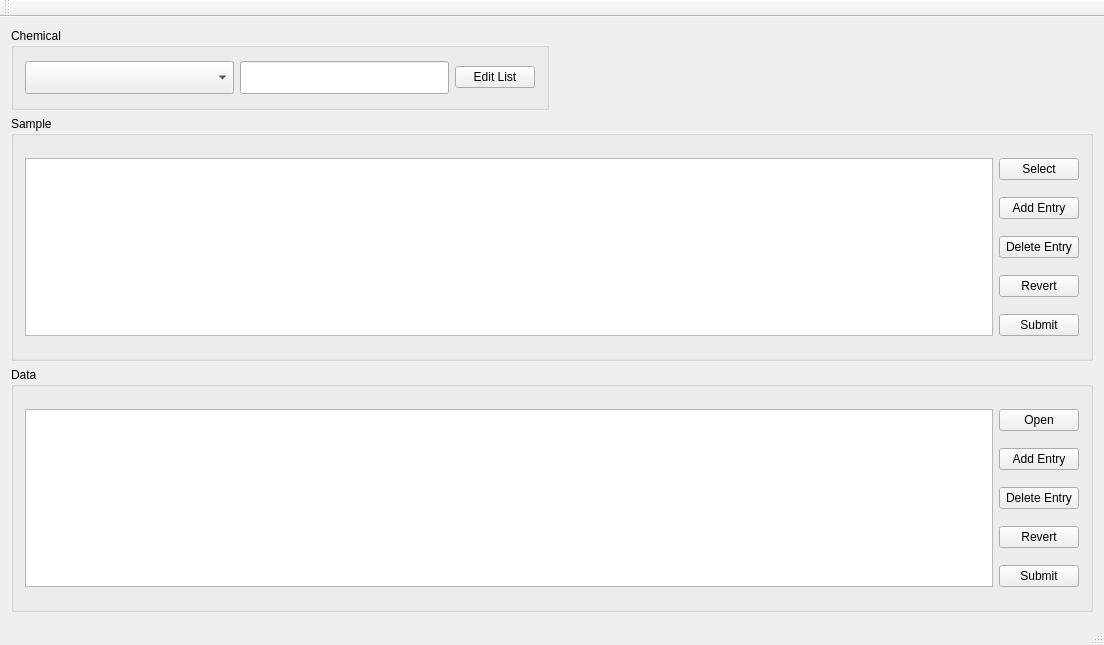
Old version of the form mainwindow.ui in the repository TripletESR/SampleDatabase.
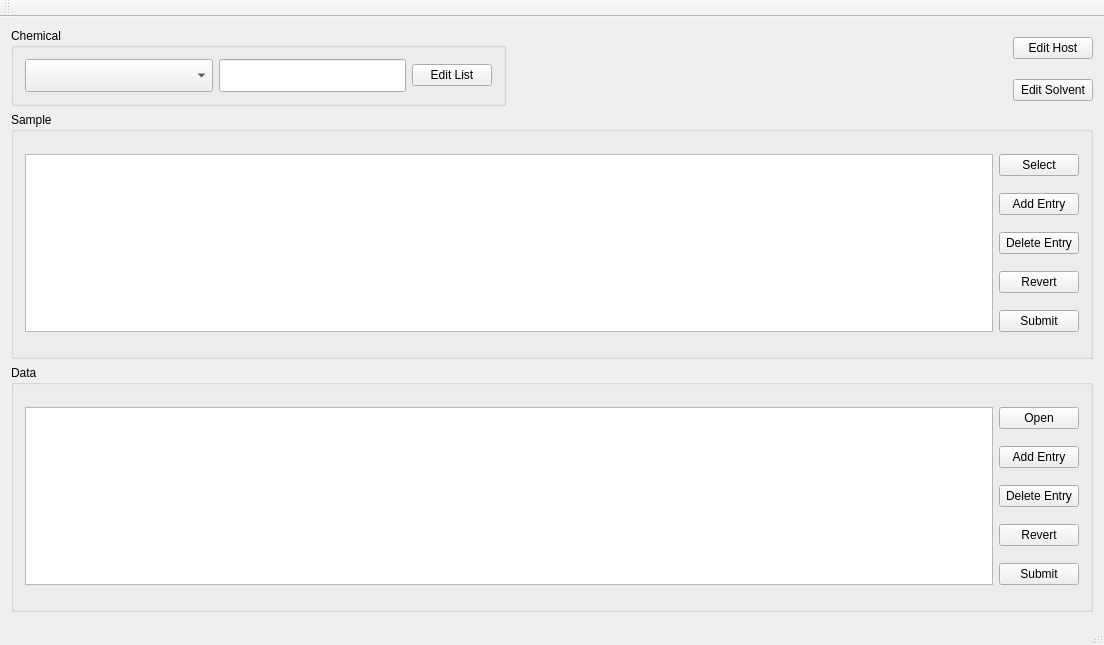
New version of the form.

Commit message:
added Edit Host and Solent List
When Chemical, Host, Solvent lists are updated, repopulate the TableView

```diff
--- a/mainwindow.ui
+++ b/mainwindow.ui
@@ -14,68 +14,49 @@
    <string>Sample Database</string>
   </property>
   <widget class="QWidget" name="centralWidget">
-   <layout class="QGridLayout" name="gridLayout" rowstretch="1,1,6,6" columnstretch="1,1" columnminimumwidth="250,0">
-    <item row="1" column="1">
-     <spacer name="horizontalSpacer">
-      <property name="orientation">
-       <enum>Qt::Horizontal</enum>
-      </property>
-      <property name="sizeHint" stdset="0">
-       <size>
-        <width>40</width>
-        <height>20</height>
-       </size>
-      </property>
-     </spacer>
-    </item>
-    <item row="3" column="0" colspan="2">
-     <widget class="QGroupBox" name="groupBox_3">
+   <layout class="QGridLayout" name="gridLayout" rowstretch="1,1,6,6" columnstretch="1,1,0" columnminimumwidth="250,0,0">
+    <item row="0" column="0" rowspan="2">
+     <widget class="QGroupBox" name="groupBox">
       <property name="title">
-       <string>Data</string>
+       <string>Chemical</string>
       </property>
-      <layout class="QGridLayout" name="gridLayout_2">
-       <item row="0" column="0" rowspan="5">
-        <widget class="QTableView" name="dataView"/>
+      <layout class="QGridLayout" name="gridLayout_4" columnstretch="1,1,0" columnminimumwidth="100,100,50">
+       <item row="0" column="0">
+        <widget class="QComboBox" name="comboBox_chemical">
+         <property name="font">
+          <font>
+           <pointsize>16</pointsize>
+          </font>
+         </property>
+        </widget>
        </item>
        <item row="0" column="1">
-        <widget class="QPushButton" name="pushButton_open">
-         <property name="text">
-          <string>Open</string>
+        <widget class="QLineEdit" name="lineEdit_ChemFormula">
+         <property name="font">
+          <font>
+           <pointsize>16</pointsize>
+          </font>
          </property>
         </widget>
        </item>
-       <item row="1" column="1">
-        <widget class="QPushButton" name="pushButton_addDataEntry">
+       <item row="0" column="2">
+        <widget class="QPushButton" name="pushButton_editChemical">
          <property name="text">
-          <string>Add Entry</string>
-         </property>
-        </widget>
-       </item>
-       <item row="2" column="1">
-        <widget class="QPushButton" name="pushButton_deleteDataEntry">
-         <property name="text">
-          <string>Delete Entry</string>
-         </property>
-        </widget>
-       </item>
-       <item row="3" column="1">
-        <widget class="QPushButton" name="pushButton_revertData">
-         <property name="text">
-          <string>Revert</string>
-         </property>
-        </widget>
-       </item>
-       <item row="4" column="1">
-        <widget class="QPushButton" name="pushButton_submitData">
-         <property name="text">
-          <string>Submit</string>
+          <string>Edit List</string>
          </property>
         </widget>
        </item>
       </layout>
      </widget>
     </item>
-    <item row="2" column="0" colspan="2">
+    <item row="0" column="2">
+     <widget class="QPushButton" name="pushButton_editHost">
+      <property name="text">
+       <string>Edit Host</string>
+      </property>
+     </widget>
+    </item>
+    <item row="2" column="0" colspan="3">
      <widget class="QGroupBox" name="groupBox_2">
       <property name="title">
        <string>Sample</string>
@@ -122,40 +103,73 @@
       </layout>
      </widget>
     </item>
-    <item row="0" column="0" rowspan="2">
-     <widget class="QGroupBox" name="groupBox">
+    <item row="3" column="0" colspan="3">
+     <widget class="QGroupBox" name="groupBox_3">
       <property name="title">
-       <string>Chemical</string>
+       <string>Data</string>
       </property>
-      <layout class="QGridLayout" name="gridLayout_4" columnstretch="1,1,0" columnminimumwidth="100,100,50">
-       <item row="0" column="0">
-        <widget class="QComboBox" name="comboBox_chemical">
-         <property name="font">
-          <font>
-           <pointsize>16</pointsize>
-          </font>
-         </property>
-        </widget>
+      <layout class="QGridLayout" name="gridLayout_2">
+       <item row="0" column="0" rowspan="5">
+        <widget class="QTableView" name="dataView"/>
        </item>
        <item row="0" column="1">
-        <widget class="QLineEdit" name="lineEdit_ChemFormula">
-         <property name="font">
-          <font>
-           <pointsize>16</pointsize>
-          </font>
+        <widget class="QPushButton" name="pushButton_open">
+         <property name="text">
+          <string>Open</string>
          </property>
         </widget>
        </item>
-       <item row="0" column="2">
-        <widget class="QPushButton" name="pushButton_editChemical">
+       <item row="1" column="1">
+        <widget class="QPushButton" name="pushButton_addDataEntry">
          <property name="text">
-          <string>Edit List</string>
+          <string>Add Entry</string>
+         </property>
+        </widget>
+       </item>
+       <item row="2" column="1">
+        <widget class="QPushButton" name="pushButton_deleteDataEntry">
+         <property name="text">
+          <string>Delete Entry</string>
+         </property>
+        </widget>
+       </item>
+       <item row="3" column="1">
+        <widget class="QPushButton" name="pushButton_revertData">
+         <property name="text">
+          <string>Revert</string>
+         </property>
+        </widget>
+       </item>
+       <item row="4" column="1">
+        <widget class="QPushButton" name="pushButton_submitData">
+         <property name="text">
+          <string>Submit</string>
          </property>
         </widget>
        </item>
       </layout>
      </widget>
     </item>
+    <item row="1" column="1">
+     <spacer name="horizontalSpacer">
+      <property name="orientation">
+       <enum>Qt::Horizontal</enum>
+      </property>
+      <property name="sizeHint" stdset="0">
+       <size>
+        <width>40</width>
+        <height>20</height>
+       </size>
+      </property>
+     </spacer>
+    </item>
+    <item row="1" column="2">
+     <widget class="QPushButton" name="pushButton_editSolvent">
+      <property name="text">
+       <string>Edit Solvent</string>
+      </property>
+     </widget>
+    </item>
    </layout>
   </widget>
   <widget class="QMenuBar" name="menuBar">
```
The commit also changes 4 other files.
